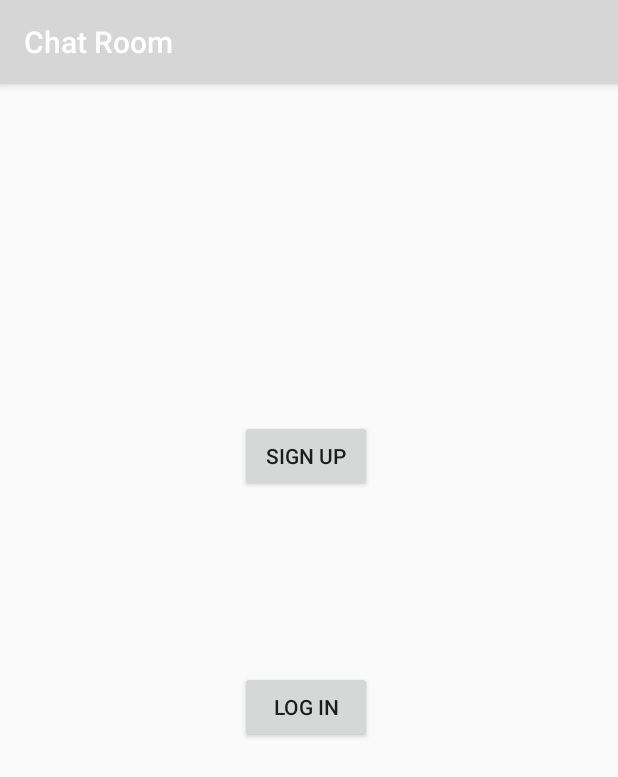
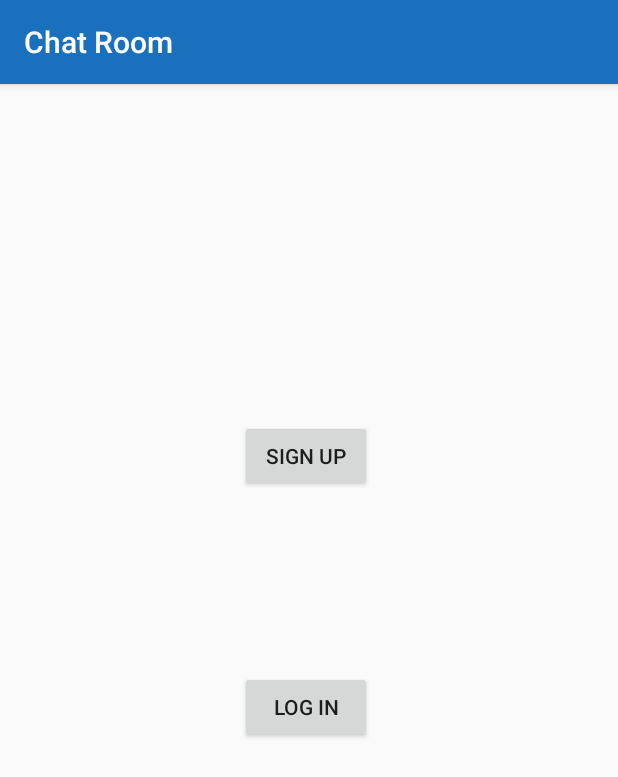
Before and after one commit to rushad7/Chat-Room, an Android app: the screen it shows after launch (MainActivity), on a phone screen of 412 x 824 dp. Shown: the top 777 px of the screen. Run offline under Robolectric (Android 15) with nearby library versions, the phone set to English and light mode, and no system bars.

Commit message:
Modified colors.xml

```diff
--- a/app/src/main/res/values/colors.xml
+++ b/app/src/main/res/values/colors.xml
@@ -3,4 +3,5 @@
     <color name="colorPrimary">#6200EE</color>
     <color name="colorPrimaryDark">#3700B3</color>
     <color name="colorAccent">#03DAC5</color>
+    <color name="actionBarColor">#1A70BC</color>
 </resources>
```
